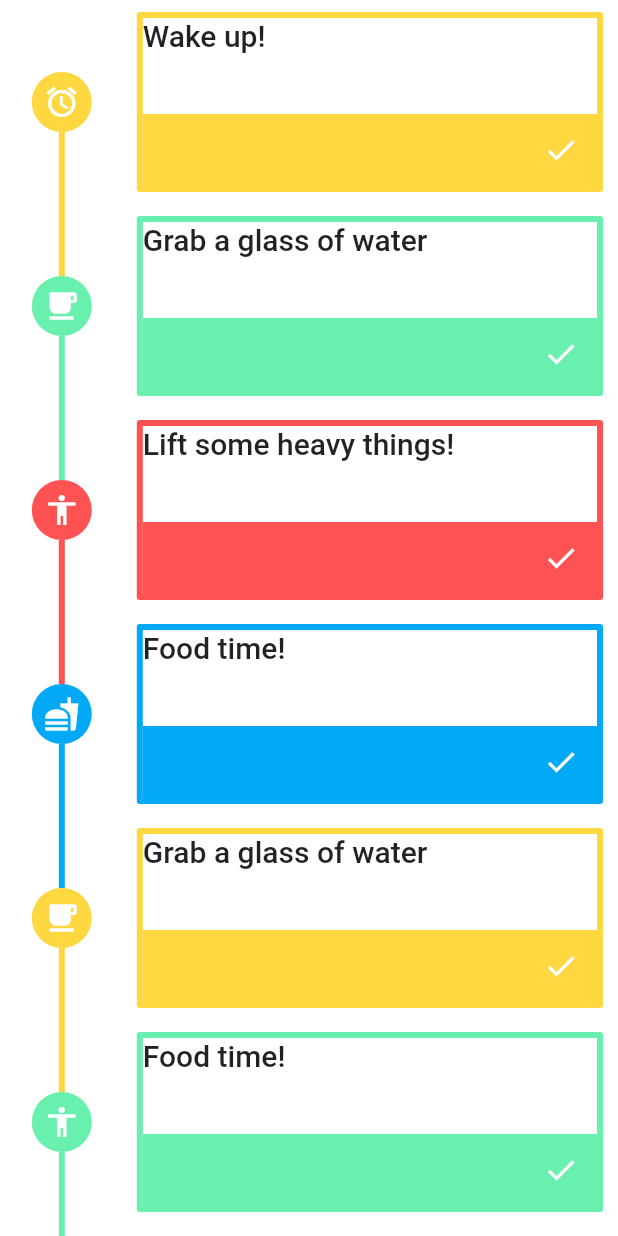
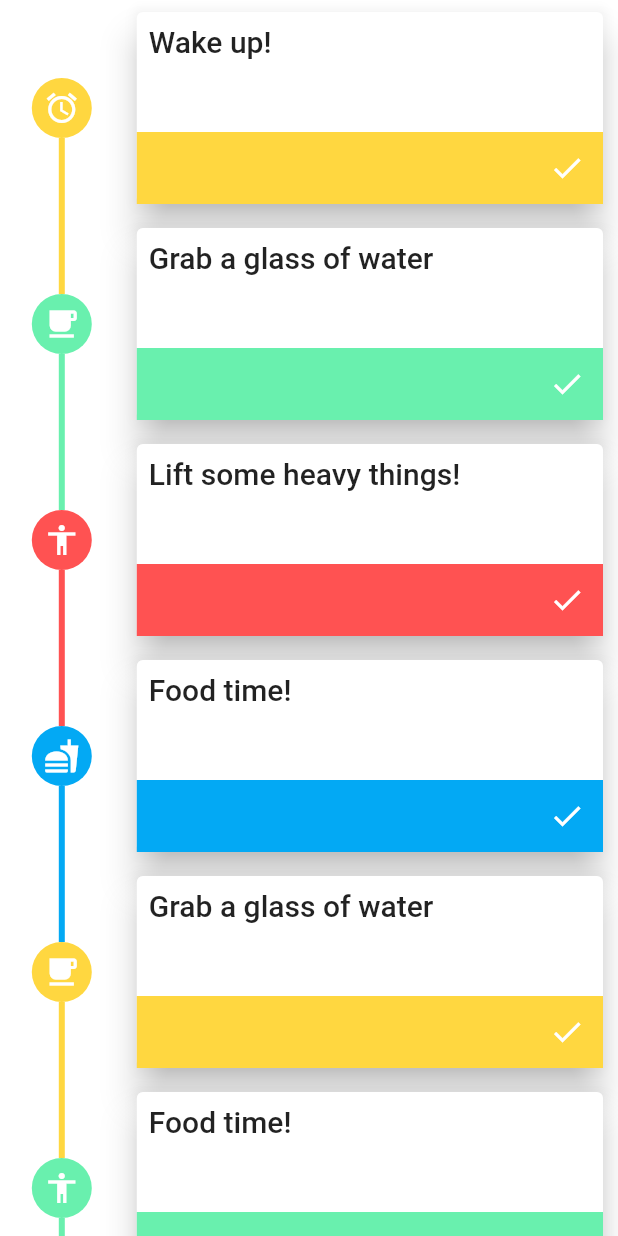
Before and after one commit to tomaszpolanski/healfy, a Flutter app: the screen it shows after launch, on a phone screen of 412 x 824 dp. Run offline on Flutter 3.47's test engine with Material 2 defaults, Android fonts, the phone set to English and light mode, and no system bars; drawn by our look-alikes of timeline_tile; our stand-ins replace equatable.

Commit message:
Improving timeline elements (#9)
Co-authored-by: Tomek Polanski <tpolanski@groupon.com>

```diff
--- a/lib/features/timeline/timeline_element.dart
+++ b/lib/features/timeline/timeline_element.dart
@@ -17,25 +17,24 @@ class TimelineTask extends StatelessWidget {
 
   @override
   Widget build(BuildContext context) {
-    return Container(
+    return Card(
+      elevation: 10,
       margin: const EdgeInsets.only(left: 30, top: 8, bottom: 8, right: 10),
-      constraints: const BoxConstraints(
-        minHeight: 120,
-      ),
-      decoration: BoxDecoration(
-        borderRadius: BorderRadius.circular(2),
-        border: Border.all(
-          color: color,
-          width: 4,
-        ),
-      ),
       child: Column(
         crossAxisAlignment: CrossAxisAlignment.stretch,
         mainAxisAlignment: MainAxisAlignment.spaceBetween,
         children: [
-          Text(
-            data.text,
-            style: Theme.of(context).textTheme.headline6,
+          ConstrainedBox(
+            constraints: const BoxConstraints(
+              minHeight: 80,
+            ),
+            child: Padding(
+              padding: const EdgeInsets.all(8),
+              child: Text(
+                data.text,
+                style: Theme.of(context).textTheme.headline6,
+              ),
+            ),
           ),
           Container(
             color: color,
```
